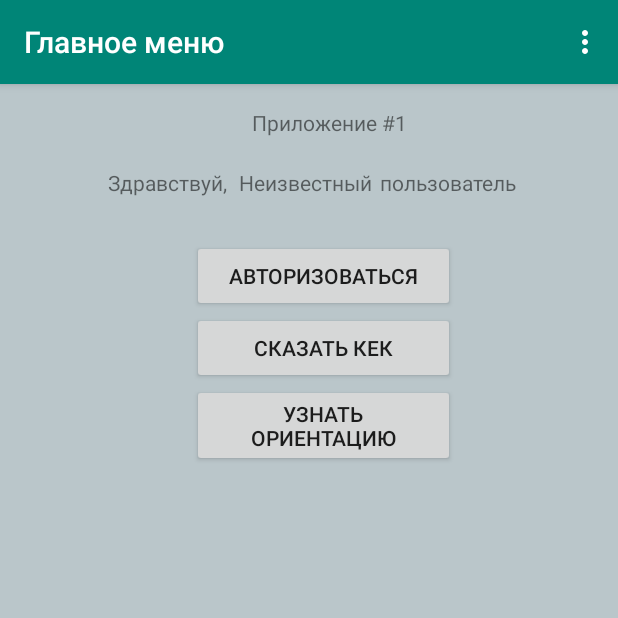
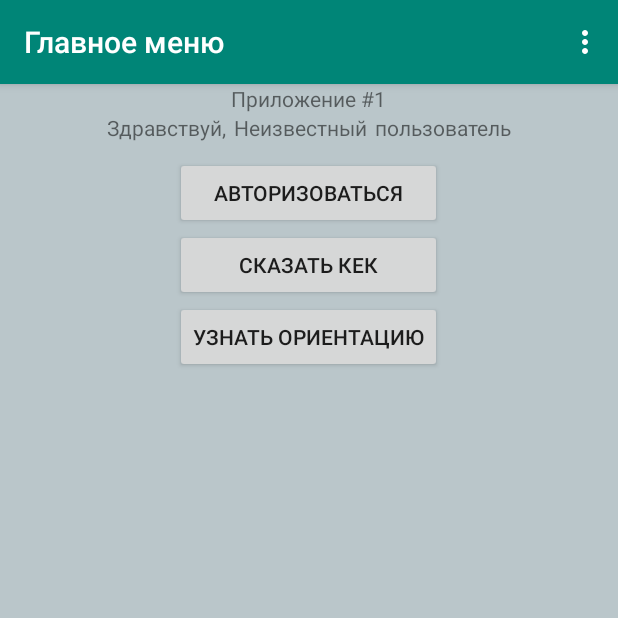
Before and after one commit to sk1ly/KekTestApp, an Android app: the screen it shows after launch (MainActivity), on a phone screen of 412 x 824 dp, the top half of it. Run offline under Robolectric (Android 15) with nearby library versions, the phone set to English and light mode, and no system bars.

Commit message:
FIRSTAPP-005 Рефакторинг разметки MainActivity

```diff
--- a/app/src/main/res/layout-land/activity_main.xml
+++ b/app/src/main/res/layout-land/activity_main.xml
@@ -1,6 +1,5 @@
 <?xml version="1.0" encoding="utf-8"?>
-<androidx.constraintlayout.widget.ConstraintLayout xmlns:android="http://schemas.android.com/apk/res/android"
-    xmlns:app="http://schemas.android.com/apk/res-auto"
+<RelativeLayout xmlns:android="http://schemas.android.com/apk/res/android"
     xmlns:tools="http://schemas.android.com/tools"
     android:layout_width="fill_parent"
     android:layout_height="fill_parent"
@@ -9,76 +8,71 @@
     tools:context="ru.sk1ly.firstapp.MainActivity">
 
     <TextView
-        android:id="@+id/user_second_name"
+        android:id="@+id/app_name_rus"
         android:layout_width="wrap_content"
         android:layout_height="wrap_content"
-        android:layout_marginStart="4dp"
-        android:layout_marginTop="60dp"
-        android:text="@string/default_second_user_name"
-        app:layout_constraintStart_toEndOf="@+id/user_first_name"
-        app:layout_constraintTop_toTopOf="parent" />
+        android:layout_centerHorizontal="true"
+        android:text="@string/app_name_rus" />
+
+    <LinearLayout
+        android:id="@+id/text_views_on_top"
+        android:layout_width="wrap_content"
+        android:layout_height="wrap_content"
+        android:layout_below="@+id/app_name_rus"
+        android:layout_centerHorizontal="true"
+        android:orientation="horizontal">
 
         <TextView
             android:id="@+id/hello"
             android:layout_width="wrap_content"
             android:layout_height="wrap_content"
-        android:layout_marginStart="248dp"
-        android:layout_marginTop="60dp"
-        android:text="@string/hello_before_user_name"
-        app:layout_constraintStart_toStartOf="parent"
-        app:layout_constraintTop_toTopOf="parent" />
+            android:layout_marginEnd="5dp"
+            android:text="@string/hello_before_user_name" />
 
         <TextView
             android:id="@+id/user_first_name"
             android:layout_width="wrap_content"
             android:layout_height="wrap_content"
-        android:layout_marginStart="16dp"
-        android:layout_marginTop="60dp"
-        android:text="@string/default_first_user_name"
-        app:layout_constraintStart_toEndOf="@+id/hello"
-        app:layout_constraintTop_toTopOf="parent" />
+            android:layout_marginEnd="5dp"
+            android:text="@string/default_first_user_name" />
 
         <TextView
-        android:id="@+id/text_view"
+            android:id="@+id/user_second_name"
             android:layout_width="wrap_content"
             android:layout_height="wrap_content"
-        android:layout_marginStart="340dp"
-        android:layout_marginTop="28dp"
-        android:text="@string/app_name_rus"
-        app:layout_constraintStart_toStartOf="parent"
-        app:layout_constraintTop_toTopOf="parent" />
+            android:text="@string/default_second_user_name" />
+    </LinearLayout>
+
+    <LinearLayout
+        android:layout_width="wrap_content"
+        android:layout_height="wrap_content"
+        android:layout_below="@id/text_views_on_top"
+        android:layout_centerHorizontal="true"
+        android:layout_marginTop="10dp"
+        android:orientation="vertical">
+
+<!-- TODO Сделать две колонки, при появляении новых кнопок -->
+
+        <Button
+            android:id="@+id/authorize_button"
+            android:layout_width="match_parent"
+            android:layout_height="wrap_content"
+            android:onClick="onClickAuthorizeButton"
+            android:text="@string/authorize_button_text" />
 
         <Button
             android:id="@+id/say_kek_button"
-        android:layout_width="175dp"
+            android:layout_width="match_parent"
             android:layout_height="wrap_content"
-        android:layout_marginStart="24dp"
-        android:layout_marginTop="96dp"
             android:onClick="onClickSayKekButton"
-        android:text="@string/say_kek_button_text"
-        app:layout_constraintStart_toEndOf="@+id/authorize_button"
-        app:layout_constraintTop_toTopOf="parent" />
-
-    <Button
-        android:id="@+id/authorize_button"
-        android:layout_width="175dp"
-        android:layout_height="wrap_content"
-        android:layout_marginStart="208dp"
-        android:layout_marginTop="96dp"
-        android:onClick="onClickAuthorizeButton"
-        android:text="@string/authorize_button_text"
-        app:layout_constraintStart_toStartOf="parent"
-        app:layout_constraintTop_toTopOf="parent" />
+            android:text="@string/say_kek_button_text" />
 
         <Button
             android:id="@+id/get_orientation_button"
-        android:layout_width="175dp"
+            android:layout_width="match_parent"
             android:layout_height="wrap_content"
-        android:layout_marginStart="208dp"
             android:onClick="onClickGetOrientationButton"
-        android:text="@string/get_orientation_button_text"
-        app:layout_constraintStart_toStartOf="parent"
-        app:layout_constraintTop_toBottomOf="@+id/authorize_button" />
+            android:text="@string/get_orientation_button_text" />
+    </LinearLayout>
 
-
-</androidx.constraintlayout.widget.ConstraintLayout>
+</RelativeLayout>
--- a/app/src/main/res/layout/activity_main.xml
+++ b/app/src/main/res/layout/activity_main.xml
@@ -1,6 +1,5 @@
 <?xml version="1.0" encoding="utf-8"?>
-<androidx.constraintlayout.widget.ConstraintLayout xmlns:android="http://schemas.android.com/apk/res/android"
-    xmlns:app="http://schemas.android.com/apk/res-auto"
+<RelativeLayout xmlns:android="http://schemas.android.com/apk/res/android"
     xmlns:tools="http://schemas.android.com/tools"
     android:layout_width="fill_parent"
     android:layout_height="fill_parent"
@@ -9,75 +8,69 @@
     tools:context="ru.sk1ly.firstapp.MainActivity">
 
     <TextView
+        android:id="@+id/app_name_rus"
+        android:layout_width="wrap_content"
+        android:layout_height="wrap_content"
+        android:layout_centerHorizontal="true"
+        android:text="@string/app_name_rus" />
+
+    <LinearLayout
+        android:id="@+id/text_views_on_top"
+        android:layout_width="wrap_content"
+        android:layout_height="wrap_content"
+        android:layout_below="@+id/app_name_rus"
+        android:layout_centerHorizontal="true"
+        android:orientation="horizontal">
+
+        <TextView
             android:id="@+id/hello"
             android:layout_width="wrap_content"
             android:layout_height="wrap_content"
-        android:layout_marginStart="72dp"
-        android:layout_marginTop="56dp"
-        android:text="@string/hello_before_user_name"
-        app:layout_constraintStart_toStartOf="parent"
-        app:layout_constraintTop_toTopOf="parent" />
+            android:layout_marginEnd="5dp"
+            android:text="@string/hello_before_user_name" />
 
         <TextView
             android:id="@+id/user_first_name"
             android:layout_width="wrap_content"
             android:layout_height="wrap_content"
-        android:layout_marginStart="8dp"
-        android:layout_marginTop="56dp"
-        android:text="@string/default_first_user_name"
-        app:layout_constraintStart_toEndOf="@+id/hello"
-        app:layout_constraintTop_toTopOf="parent" />
+            android:layout_marginEnd="5dp"
+            android:text="@string/default_first_user_name" />
 
         <TextView
             android:id="@+id/user_second_name"
             android:layout_width="wrap_content"
             android:layout_height="wrap_content"
-        android:layout_marginStart="5dp"
-        android:layout_marginTop="56dp"
-        android:text="@string/default_second_user_name"
-        app:layout_constraintStart_toEndOf="@+id/user_first_name"
-        app:layout_constraintTop_toTopOf="parent" />
+            android:text="@string/default_second_user_name" />
+    </LinearLayout>
 
-    <TextView
-        android:id="@+id/text_view"
+    <LinearLayout
         android:layout_width="wrap_content"
         android:layout_height="wrap_content"
-        android:layout_marginStart="168dp"
-        android:layout_marginTop="16dp"
-        android:text="@string/app_name_rus"
-        app:layout_constraintStart_toStartOf="parent"
-        app:layout_constraintTop_toTopOf="parent" />
+        android:layout_below="@id/text_views_on_top"
+        android:layout_centerHorizontal="true"
+        android:layout_marginTop="10dp"
+        android:orientation="vertical">
 
         <Button
             android:id="@+id/authorize_button"
-        android:layout_width="175dp"
+            android:layout_width="match_parent"
             android:layout_height="wrap_content"
-        android:layout_marginStart="128dp"
-        android:layout_marginTop="104dp"
             android:onClick="onClickAuthorizeButton"
-        android:text="@string/authorize_button_text"
-        app:layout_constraintStart_toStartOf="parent"
-        app:layout_constraintTop_toTopOf="parent" />
+            android:text="@string/authorize_button_text" />
 
         <Button
             android:id="@+id/say_kek_button"
-        android:layout_width="175dp"
+            android:layout_width="match_parent"
             android:layout_height="wrap_content"
-        android:layout_marginStart="128dp"
             android:onClick="onClickSayKekButton"
-        android:text="@string/say_kek_button_text"
-        app:layout_constraintStart_toStartOf="parent"
-        app:layout_constraintTop_toBottomOf="@+id/authorize_button" />
+            android:text="@string/say_kek_button_text" />
 
         <Button
             android:id="@+id/get_orientation_button"
-        android:layout_width="175dp"
+            android:layout_width="match_parent"
             android:layout_height="wrap_content"
-        android:layout_marginStart="128dp"
             android:onClick="onClickGetOrientationButton"
-        android:text="@string/get_orientation_button_text"
-        app:layout_constraintStart_toStartOf="parent"
-        app:layout_constraintTop_toBottomOf="@+id/say_kek_button" />
+            android:text="@string/get_orientation_button_text" />
+    </LinearLayout>
 
-
-</androidx.constraintlayout.widget.ConstraintLayout>
+</RelativeLayout>
```
Lines whose indentation alone changed are shown as unchanged.
